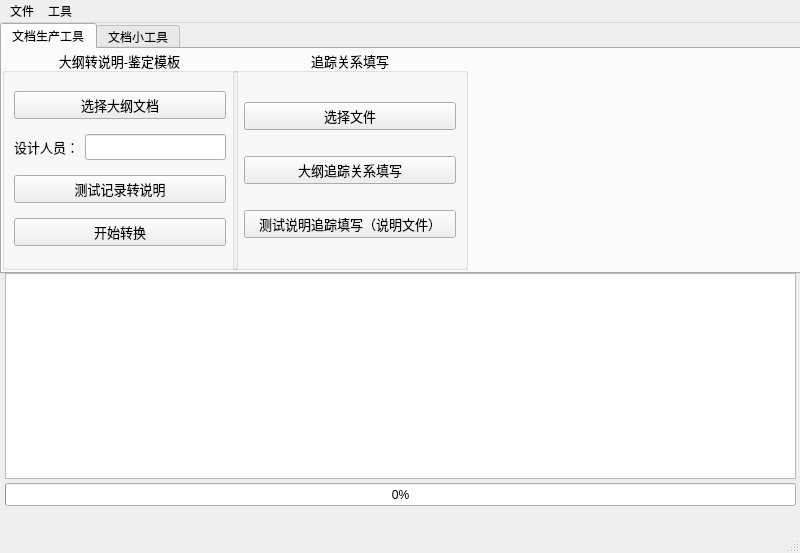
Qt form GUI.ui (ks3356143/newToolforTest) before a commit.
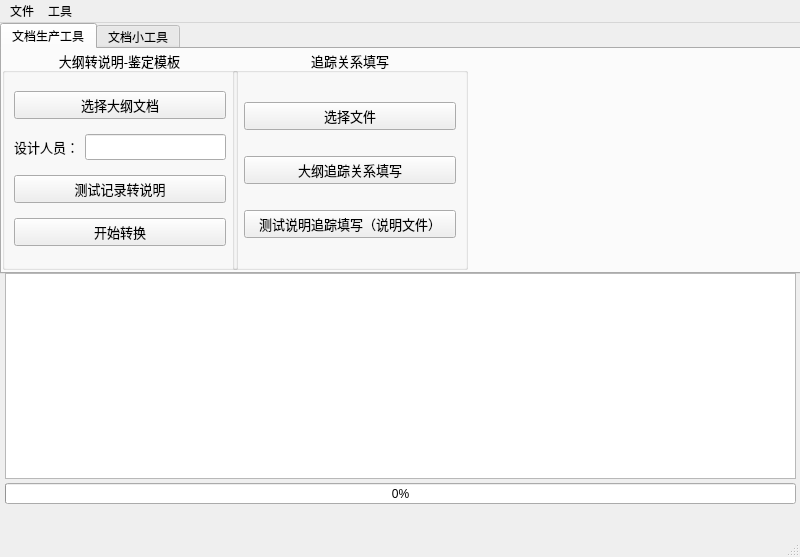
The same form after that commit.

What changed in the file:
```diff
--- a/GUI.ui
+++ b/GUI.ui
@@ -7,7 +7,7 @@
     <x>0</x>
     <y>0</y>
     <width>800</width>
-    <height>553</height>
+    <height>557</height>
    </rect>
   </property>
   <property name="windowTitle">
@@ -234,7 +234,7 @@
       <x>5</x>
       <y>460</y>
       <width>791</width>
-      <height>23</height>
+      <height>21</height>
      </rect>
     </property>
     <property name="sizePolicy">
```
